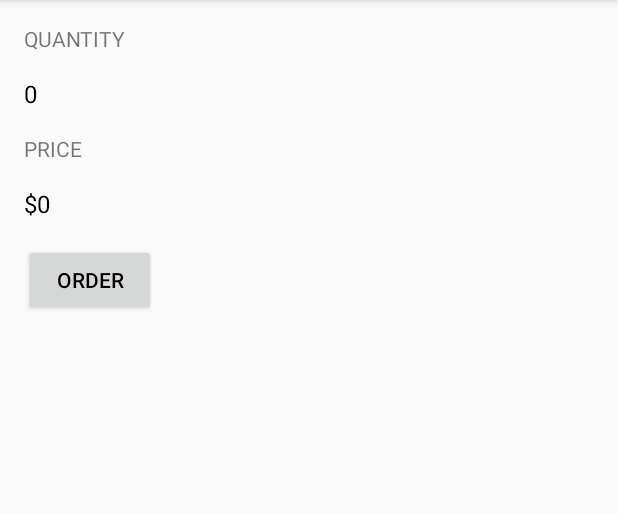
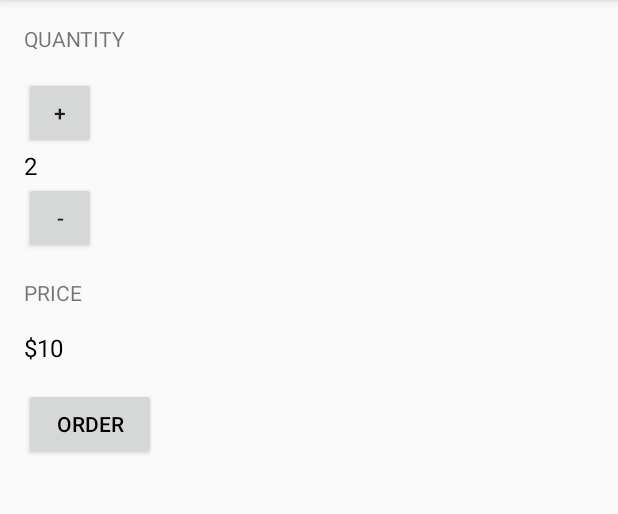
Before and after one commit to joachimharms/JustJava, an Android app: the screen it shows after launch (MainActivity), on a phone screen of 412 x 824 dp, the part 84-598 px from its top. Run offline under Robolectric (Android 15) with nearby library versions, the phone set to English and light mode, and no system bars.

Commit message:
Added two buttons in Main.xml and Main.java

```diff
--- a/app/src/main/java/com/example/android/justjava/MainActivity.java
+++ b/app/src/main/java/com/example/android/justjava/MainActivity.java
@@ -34,6 +34,17 @@ public class MainActivity extends AppCompatActivity {
         displayPrice(quantity * 5);
     }
 
+    // This method is called when the increment button is clicked.
+    public void increment(View view){
+        int quantity = 3;
+        display(quantity);
+    }
+
+    public void decrement(View view){
+        int quantity = 1;
+        display(quantity);
+    }
+
     /**
      * This method displays the given quantity value on the screen.
      */
--- a/app/src/main/res/layout/activity_main.xml
+++ b/app/src/main/res/layout/activity_main.xml
@@ -15,14 +15,28 @@
         android:text="Quantity"
         android:textAllCaps="true" />
 
+    <Button
+        android:layout_width="48dp"
+        android:layout_height="48dp"
+        android:layout_marginLeft="16dp"
+        android:text="+"
+        android:onClick="increment"/>
+
     <TextView
         android:id="@+id/quantity_text_view"
         android:layout_width="wrap_content"
         android:layout_height="wrap_content"
         android:paddingLeft="16dp"
-        android:text="0"
+        android:text="2"
         android:textColor="#000000"
         android:textSize="16sp" />
+
+    <Button
+        android:layout_width="48dp"
+        android:layout_height="48dp"
+        android:layout_marginLeft="16dp"
+        android:text="-"
+        android:onClick="decrement"/>
 
     <TextView
         android:layout_width="wrap_content"
@@ -38,7 +52,7 @@
         android:layout_width="wrap_content"
         android:layout_height="wrap_content"
         android:paddingLeft="16dp"
-        android:text="$0"
+        android:text="$10"
         android:textColor="#000000"
         android:textSize="16sp" />
 
```
